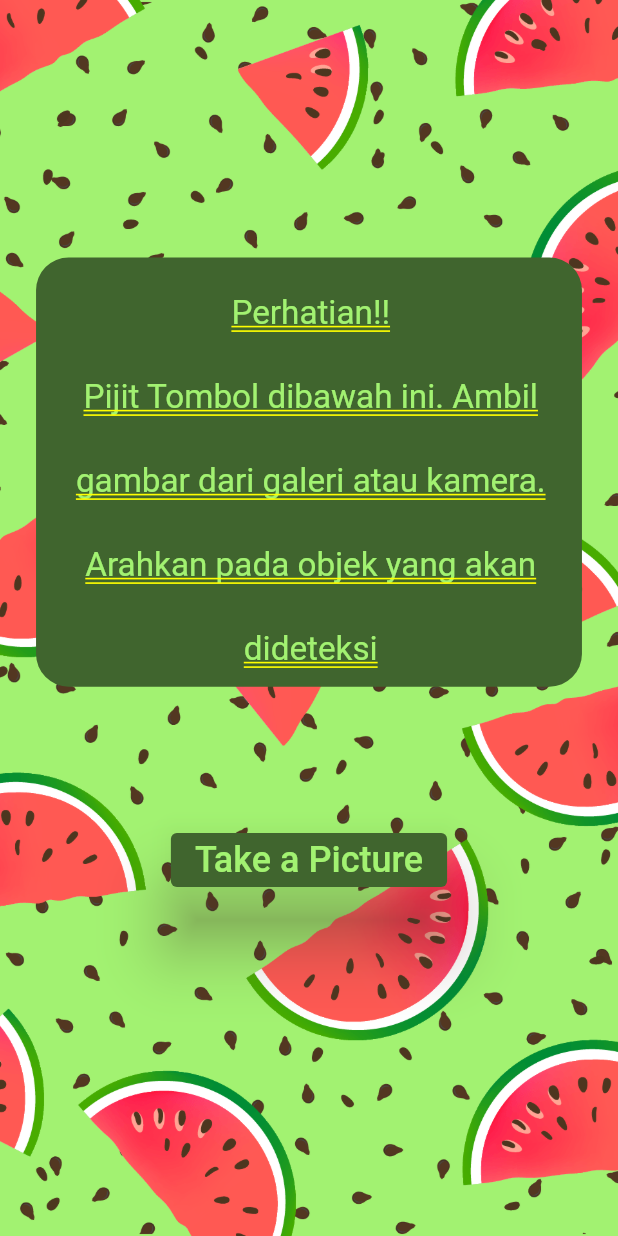
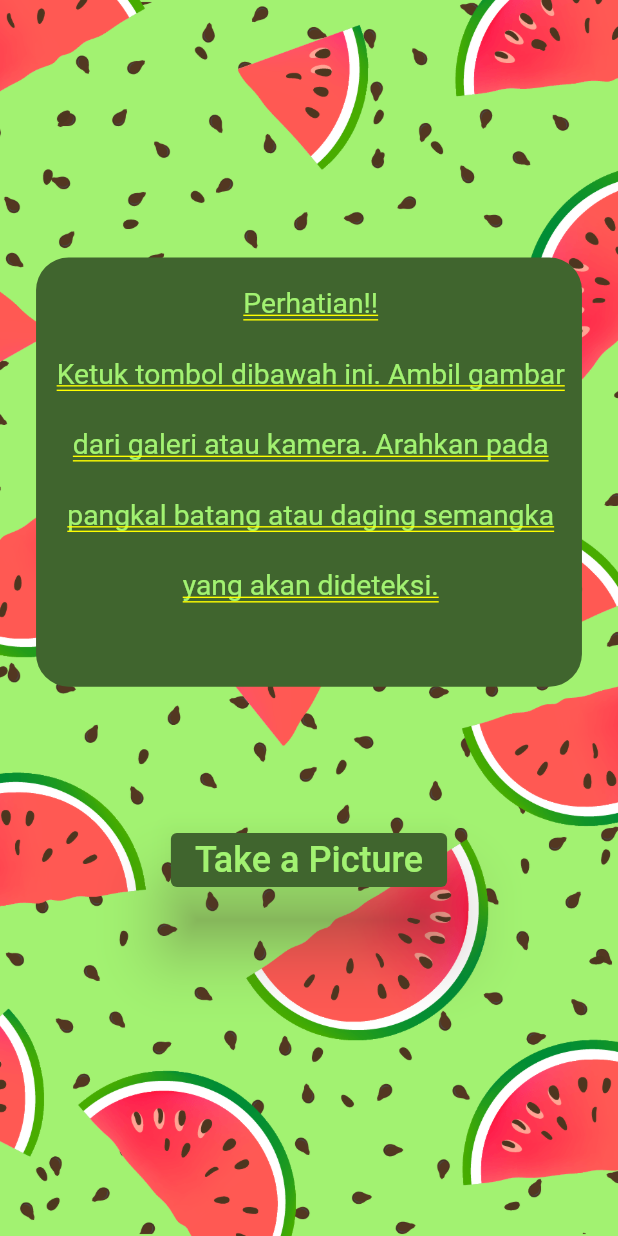
Before and after one commit to dewinachdalina/watermelon_apps, a Flutter app: the screen it shows after launch, after a tap on "Deteksi Kematangan", on a phone screen of 412 x 824 dp. Run offline on Flutter 3.47's test engine with Material 2 defaults, Android fonts, the light colour scheme and no system bars; our stand-ins replace get, google_fonts, image_picker; missing offline and left inert: flutter_vision; Roboto replaces fonts that are missing (Inknut Antiqua).

Commit message:
new quote

```diff
--- a/lib/views/Kematangan/kematangan.dart
+++ b/lib/views/Kematangan/kematangan.dart
@@ -61,11 +61,11 @@ class MatangPages extends StatelessWidget {
                         width: 310 * fem,
                         height: 258 * fem,
                         child: Text(
-                          'Perhatian!!\nPijit Tombol dibawah ini. Ambil gambar dari galeri atau kamera. Arahkan pada objek yang akan dideteksi',
+                          'Perhatian!!\nKetuk tombol dibawah ini. Ambil gambar dari galeri atau kamera. Arahkan pada pangkal batang atau daging semangka yang akan dideteksi.',
                           textAlign: TextAlign.center,
                           style: SafeGoogleFont(
                             'Inknut Antiqua',
-                            fontSize: 20 * ffem,
+                            fontSize: 17 * ffem,
                             fontWeight: FontWeight.w400,
                             height: 2.5775 * ffem / fem,
                             color: Color(0xffa2f271),
--- a/lib/views/Klasifikasi/jenis.dart
+++ b/lib/views/Klasifikasi/jenis.dart
@@ -61,11 +61,11 @@ class JenisPages extends StatelessWidget {
                         width: 310 * fem,
                         height: 258 * fem,
                         child: Text(
-                          'Perhatian!!\nPijit Tombol dibawah ini. Ambil gambar dari galeri atau kamera. Arahkan pada objek yang akan dideteksi',
+                          'Perhatian!!\nKetuk tombol dibawah ini. Ambil gambar dari galeri atau kamera. Arahkan pada objek buah yang akan dideteksi.',
                           textAlign: TextAlign.center,
                           style: SafeGoogleFont(
                             'Inknut Antiqua',
-                            fontSize: 20 * ffem,
+                            fontSize: 19 * ffem,
                             fontWeight: FontWeight.w400,
                             height: 2.5775 * ffem / fem,
                             color: Color(0xffa2f271),
```
